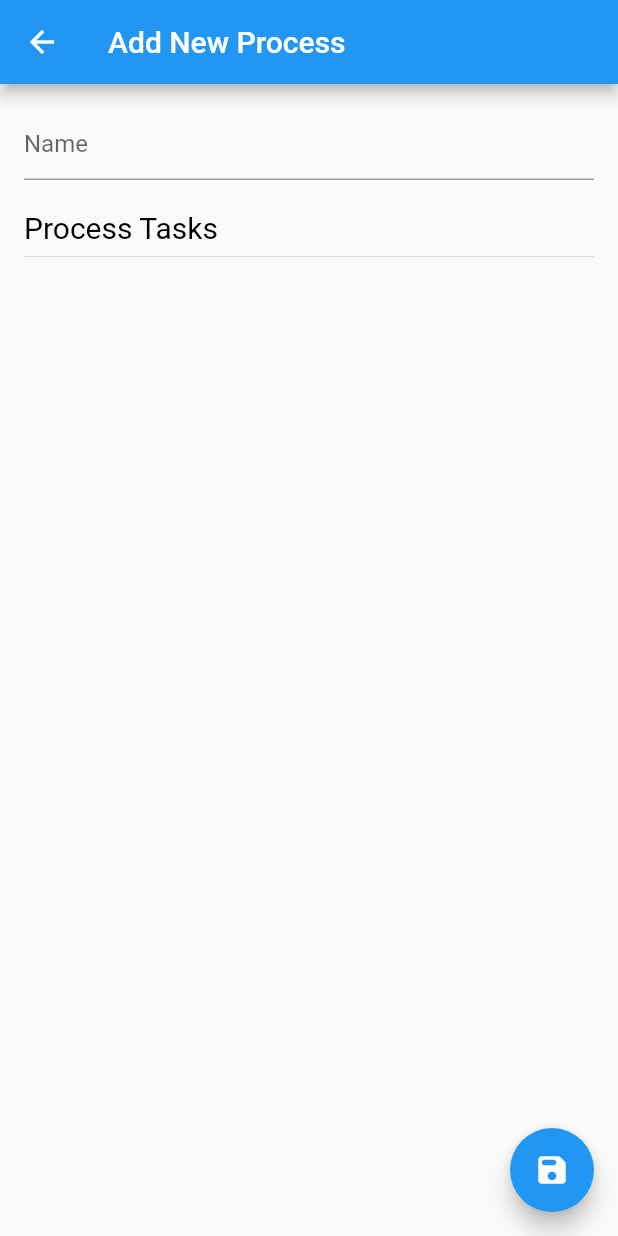
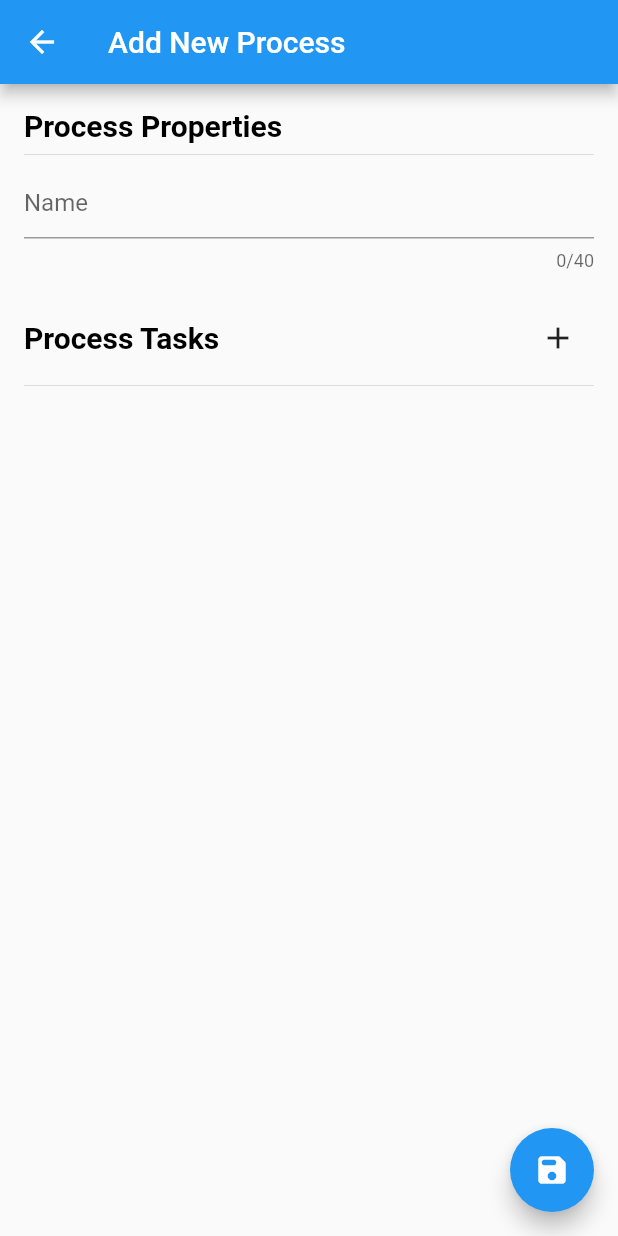
Before and after one commit to awesomedev43/myprocess, a Flutter app: the ProcessTemplateForm screen opened by its route, on a phone screen of 412 x 824 dp. Run offline on Flutter 3.47's test engine with Material 2 defaults, Android fonts, the phone set to English and light mode, and no system bars; our stand-ins replace freezed_annotation, hooks_riverpod.

Commit message:
Update form more

```diff
--- a/lib/main.dart
+++ b/lib/main.dart
@@ -1,5 +1,6 @@
 import 'package:flutter/material.dart';
 import 'package:hooks_riverpod/hooks_riverpod.dart';
+import 'package:myprocess/process_template_form.dart';
 
 void main() {
   runApp(
@@ -90,63 +91,3 @@ class _CompletedProcessListState extends ConsumerState<CompletedProcessList> {
     );
   }
 }
-
-class ProcessTemplateForm extends StatefulHookConsumerWidget {
-  const ProcessTemplateForm({super.key});
-
-  @override
-  ConsumerState<ConsumerStatefulWidget> createState() =>
-      _ProcessTemplateFormState();
-}
-
-class _ProcessTemplateFormState extends ConsumerState<ProcessTemplateForm> {
-  final nameController = TextEditingController();
-
-  @override
-  void dispose() {
-    // Clean up the controller when the widget is disposed.
-    nameController.dispose();
-    super.dispose();
-  }
-
-  @override
-  Widget build(BuildContext context) {
-    return Scaffold(
-      appBar: AppBar(
-        title: const Text("Add New Process"),
-      ),
-      body: Padding(
-        padding: const EdgeInsets.all(16.0),
-        child: Column(
-          children: [
-            TextField(
-              decoration: const InputDecoration(hintText: "Name"),
-              controller: nameController,
-            ),
-            const Padding(padding: EdgeInsets.only(top: 20.0)),
-            Align(
-              alignment: Alignment.centerLeft,
-              child: RichText(
-                textAlign: TextAlign.left,
-                text: const TextSpan(
-                    text: 'Process Tasks ',
-                    style: TextStyle(
-                        color: Colors.black,
-                        fontWeight: FontWeight.normal,
-                        fontSize: 20)),
-              ),
-            ),
-            const Divider(),
-          ],
-        ),
-      ),
-      floatingActionButton: FloatingActionButton(
-        onPressed: () {
-          Navigator.pop(context);
-        },
-        tooltip: "New Process",
-        child: const Icon(Icons.save_rounded),
-      ),
-    );
-  }
-}
--- /dev/null
+++ b/lib/process_template_form.dart
@@ -0,0 +1,90 @@
+import 'package:flutter/material.dart';
+import 'package:hooks_riverpod/hooks_riverpod.dart';
+
+class ProcessTemplateForm extends StatefulHookConsumerWidget {
+  const ProcessTemplateForm({super.key});
+
+  @override
+  ConsumerState<ConsumerStatefulWidget> createState() =>
+      _ProcessTemplateFormState();
+}
+
+class _ProcessTemplateFormState extends ConsumerState<ProcessTemplateForm> {
+  final nameController = TextEditingController();
+
+  @override
+  void dispose() {
+    // Clean up the controller when the widget is disposed.
+    nameController.dispose();
+    super.dispose();
+  }
+
+  @override
+  Widget build(BuildContext context) {
+    return Scaffold(
+      appBar: AppBar(
+        title: const Text("Add New Process"),
+      ),
+      body: Padding(
+        padding: const EdgeInsets.all(16.0),
+        child: Column(
+          children: [
+            Align(
+              alignment: Alignment.centerLeft,
+              child: RichText(
+                textAlign: TextAlign.left,
+                text: const TextSpan(
+                    text: 'Process Properties ',
+                    style: TextStyle(
+                        color: Colors.black,
+                        fontWeight: FontWeight.bold,
+                        fontSize: 20)),
+              ),
+            ),
+            const Divider(),
+            Align(
+                alignment: Alignment.centerLeft,
+                child: SizedBox(
+                    width: 500,
+                    child: TextField(
+                      maxLength: 40,
+                      decoration: const InputDecoration(hintText: "Name"),
+                      controller: nameController,
+                    ))),
+            const Padding(padding: EdgeInsets.only(top: 20.0)),
+            Row(mainAxisAlignment: MainAxisAlignment.spaceBetween, children: [
+              Align(
+                alignment: Alignment.centerLeft,
+                child: RichText(
+                  textAlign: TextAlign.left,
+                  text: const TextSpan(
+                      text: 'Process Tasks ',
+                      style: TextStyle(
+                          color: Colors.black,
+                          fontWeight: FontWeight.bold,
+                          fontSize: 20)),
+                ),
+              ),
+              Align(
+                  alignment: Alignment.centerLeft,
+                  child: Row(children: [
+                    IconButton(
+                      icon: const Icon(Icons.add),
+                      onPressed: () {},
+                    )
+                  ])),
+            ]),
+            const Divider(),
+          ],
+        ),
+      ),
+      floatingActionButton: FloatingActionButton(
+        onPressed: () {
+          Navigator.pop(context);
+        },
+        tooltip: "New Process",
+        child: const Icon(Icons.save_rounded),
+      ),
+    );
+  }
+}
```
